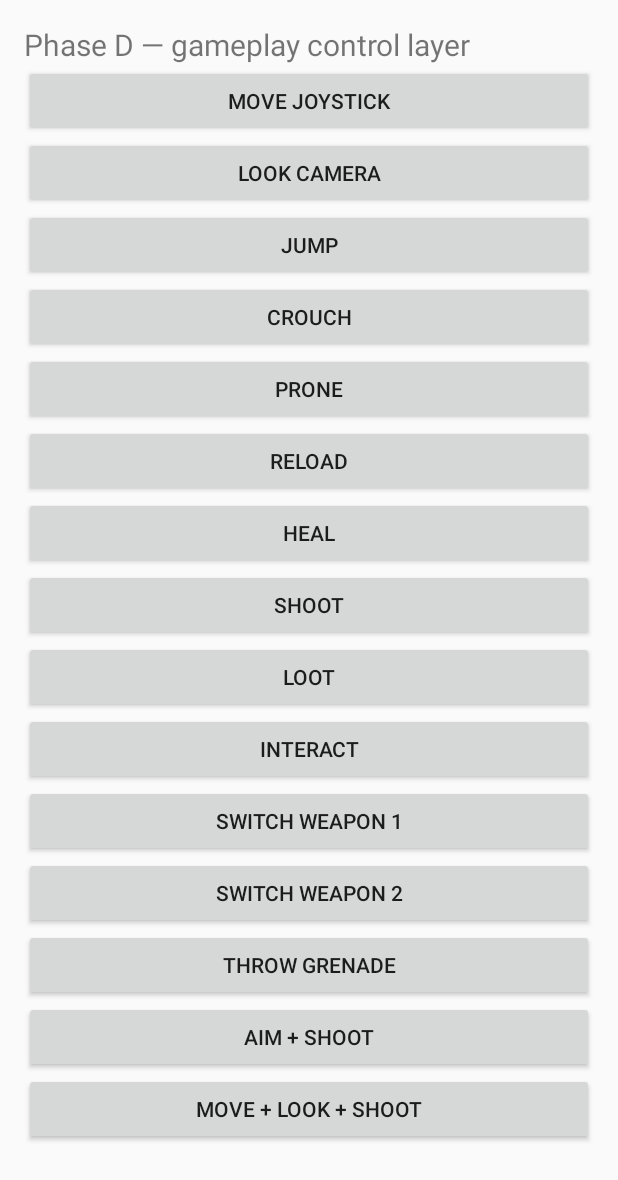
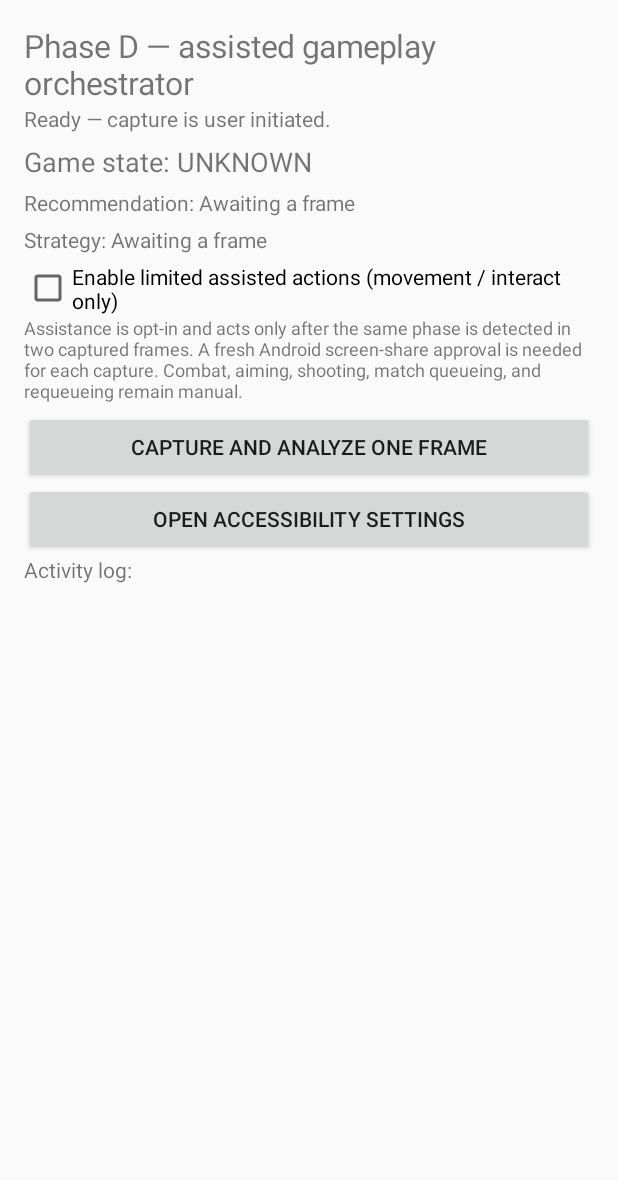
Before and after one commit to nitinjaypratap/ai-phone-action-app, an Android app: the screen it shows after launch (PhaseDActivity), on a phone screen of 412 x 824 dp. Shown: the top 1180 px of the screen. Run offline under Robolectric (Android 15) with nearby library versions, the phone set to English and light mode, and no system bars; libraries missing offline, so code that uses them is left out: com.google.mlkit.vision.

Commit message:
Integrate OCR state detection, strategy planning, and opt-in bounded assisted actions in Phase D.

```diff
--- a/app/src/main/java/com/example/aiphoneaction/PhaseDActivity.kt
+++ b/app/src/main/java/com/example/aiphoneaction/PhaseDActivity.kt
@@ -1,65 +1,165 @@
 package com.example.aiphoneaction
 
+import android.content.BroadcastReceiver
 import android.content.Context
+import android.content.Intent
+import android.content.IntentFilter
+import android.media.projection.MediaProjectionManager
+import android.os.Build
 import android.os.Bundle
-import android.view.View
+import android.provider.Settings
 import android.widget.Button
-import android.widget.EditText
+import android.widget.CheckBox
 import android.widget.LinearLayout
+import android.widget.ScrollView
 import android.widget.TextView
+import androidx.activity.result.contract.ActivityResultContracts
 import androidx.appcompat.app.AppCompatActivity
+import androidx.core.content.ContextCompat
+import com.google.mlkit.vision.common.InputImage
+import com.google.mlkit.vision.text.TextRecognition
+import com.google.mlkit.vision.text.latin.TextRecognizerOptions
+import java.io.File
 
 class PhaseDActivity : AppCompatActivity() {
     private lateinit var statusText: TextView
-    private lateinit var controller: GameActionController
+    private lateinit var stateText: TextView
+    private lateinit var recommendationText: TextView
+    private lateinit var strategyText: TextView
+    private lateinit var autoAssist: CheckBox
+    private lateinit var logText: TextView
+
+    private val pipeline = FramePipeline()
+    private val strategyEngine = GameStrategyEngine()
+    private val orchestrator by lazy { GameOrchestrator(this) }
+    private val projectionManager by lazy {
+        getSystemService(Context.MEDIA_PROJECTION_SERVICE) as MediaProjectionManager
+    }
+
+    private val captureReceiver = object : BroadcastReceiver() {
+        override fun onReceive(context: Context?, intent: Intent?) {
+            val path = intent?.getStringExtra(ScreenCaptureService.EXTRA_PATH) ?: return
+            analyzeCapture(File(path))
+        }
+    }
+
+    private val captureConsent = registerForActivityResult(
+        ActivityResultContracts.StartActivityForResult()
+    ) { result ->
+        if (result.resultCode == RESULT_OK && result.data != null) {
+            val serviceIntent = Intent(this, ScreenCaptureService::class.java).apply {
+                putExtra(ScreenCaptureService.EXTRA_RESULT_CODE, result.resultCode)
+                putExtra(ScreenCaptureService.EXTRA_RESULT_DATA, result.data)
+            }
+            ContextCompat.startForegroundService(this, serviceIntent)
+            statusText.text = "Capturing one frame…"
+        } else {
+            statusText.text = "Screen capture was not approved."
+            appendLog("Capture permission denied.")
+        }
+    }
 
     override fun onCreate(savedInstanceState: Bundle?) {
         super.onCreate(savedInstanceState)
+        val filter = IntentFilter(ScreenCaptureService.ACTION_CAPTURED)
+        if (Build.VERSION.SDK_INT >= 33) {
+            registerReceiver(captureReceiver, filter, Context.RECEIVER_NOT_EXPORTED)
+        } else {
+            @Suppress("DEPRECATION")
+            registerReceiver(captureReceiver, filter)
+        }
+        buildUi()
+    }
 
+    private fun buildUi() {
         val root = LinearLayout(this).apply {
             orientation = LinearLayout.VERTICAL
             setPadding(24, 24, 24, 24)
         }
-
-        statusText = TextView(this).apply {
-            text = "Phase D — gameplay control layer"
-            textSize = 20f
+        root.addView(TextView(this).apply {
+            text = "Phase D — assisted gameplay orchestrator"
+            textSize = 21f
+        })
+        statusText = TextView(this).apply { text = "Ready — capture is user initiated."; textSize = 14f }
+        root.addView(statusText)
+        stateText = TextView(this).apply { text = "Game state: UNKNOWN"; textSize = 18f; setPadding(0, 10, 0, 0) }
+        root.addView(stateText)
+        recommendationText = TextView(this).apply { text = "Recommendation: Awaiting a frame"; setPadding(0, 8, 0, 0) }
+        root.addView(recommendationText)
+        strategyText = TextView(this).apply { text = "Strategy: Awaiting a frame"; setPadding(0, 8, 0, 8) }
+        root.addView(strategyText)
+        autoAssist = CheckBox(this).apply {
+            text = "Enable limited assisted actions (movement / interact only)"
+            isChecked = false
         }
-        root.addView(statusText)
-
-        fun addButton(label: String, click: () -> Unit) {
-            root.addView(Button(this).apply {
-                text = label
-                setOnClickListener { click() }
-            })
+        root.addView(autoAssist)
+        root.addView(TextView(this).apply {
+            text = "Assistance is opt-in and acts only after the same phase is detected in two captured frames. A fresh Android screen-share approval is needed for each capture. Combat, aiming, shooting, match queueing, and requeueing remain manual."
+            textSize = 12f
+            setPadding(0, 0, 0, 8)
+        })
+        root.addView(Button(this).apply {
+            text = "Capture and analyze one frame"
+            setOnClickListener { captureConsent.launch(projectionManager.createScreenCaptureIntent()) }
+        })
+        root.addView(Button(this).apply {
+            text = "Open accessibility settings"
+            setOnClickListener { startActivity(Intent(Settings.ACTION_ACCESSIBILITY_SETTINGS)) }
+        })
+        val scroll = ScrollView(this).apply {
+            layoutParams = LinearLayout.LayoutParams(LinearLayout.LayoutParams.MATCH_PARENT, 0, 1f)
         }
-
-        addButton("Move joystick") { if (serviceReady()) controller.moveJoystick(45f, 0.9f) }
-        addButton("Look camera") { if (serviceReady()) controller.look(80, 30) }
-        addButton("Jump") { if (serviceReady()) controller.jump() }
-        addButton("Crouch") { if (serviceReady()) controller.crouch() }
-        addButton("Prone") { if (serviceReady()) controller.prone() }
-        addButton("Reload") { if (serviceReady()) controller.reload() }
-        addButton("Heal") { if (serviceReady()) controller.heal() }
-        addButton("Shoot") { if (serviceReady()) controller.shoot() }
-        addButton("Loot") { if (serviceReady()) controller.loot() }
-        addButton("Interact") { if (serviceReady()) controller.interact() }
-        addButton("Switch weapon 1") { if (serviceReady()) controller.switchWeapon(1) }
-        addButton("Switch weapon 2") { if (serviceReady()) controller.switchWeapon(2) }
-        addButton("Throw grenade") { if (serviceReady()) controller.throwGrenade(120f, 0.7f) }
-        addButton("Aim + shoot") { if (serviceReady()) controller.aimThenShoot(820, 650) }
-        addButton("Move + look + shoot") { if (serviceReady()) controller.moveLookAndShoot(90f, 80, 25) }
-
+        logText = TextView(this).apply { text = "Activity log:\n" }
+        scroll.addView(logText)
+        root.addView(scroll)
         setContentView(root)
     }
 
-    private fun serviceReady(): Boolean {
-        val service = TouchAccessibilityService.instance
-        if (service == null) {
-            statusText.text = "Accessibility service is not active."
-            return false
+    private fun analyzeCapture(file: File) {
+        val bitmap = android.graphics.BitmapFactory.decodeFile(file.absolutePath)
+        if (bitmap == null) {
+            file.delete()
+            statusText.text = "Could not decode the captured frame."
+            return
         }
-        controller = GameActionController(service)
-        return true
+        statusText.text = "Running on-device OCR…"
+        TextRecognition.getClient(TextRecognizerOptions.DEFAULT_OPTIONS)
+            .process(InputImage.fromBitmap(bitmap, 0))
+            .addOnSuccessListener { ocr ->
+                val rawText = ocr.text.ifBlank { "No text detected." }
+                val frame = pipeline.analyzeFrame(rawText)
+                val plan = strategyEngine.plan(frame.inferredState)
+                stateText.text = "Game state: ${frame.inferredState}"
+                recommendationText.text = "Recommendation: ${frame.recommendation.primaryAction}\n${frame.recommendation.summary}"
+                strategyText.text = "Plan: ${plan.goal}\n" + plan.actions.joinToString("\n") { "• ${it.label}: ${it.description}" }
+                appendLog("OCR frame -> ${frame.inferredState}; ${rawText.take(180).replace('\n', ' ')}")
+                orchestrator.observe(frame.inferredState, autoAssist.isChecked) { result ->
+                    statusText.text = result.message
+                    if (result.actionDispatched) appendLog("Assistance: ${result.message}")
+                }
+            }
+            .addOnFailureListener { error ->
+                statusText.text = "OCR failed: ${error.localizedMessage ?: "unknown error"}"
+                appendLog(statusText.text.toString())
+            }
+            .addOnCompleteListener {
+                bitmap.recycle()
+                file.delete()
+            }
+    }
+
+    private fun appendLog(message: String) {
+        if (!::logText.isInitialized) return
+        val timestamp = java.text.SimpleDateFormat("HH:mm:ss", java.util.Locale.getDefault()).format(java.util.Date())
+        logText.append("[$timestamp] $message\n")
+    }
+
+    override fun onDestroy() {
+        try {
+            unregisterReceiver(captureReceiver)
+        } catch (_: IllegalArgumentException) {
+            // Already unregistered.
+        }
+        super.onDestroy()
     }
 }
```
Also changed, not shown: app/src/main/java/com/example/aiphoneaction/GameOrchestrator.kt (added, +92 -0 lines), 1 other file.
